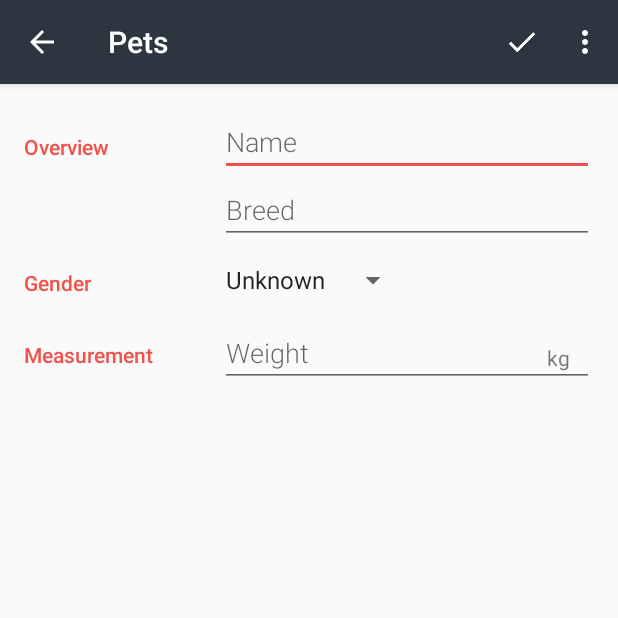
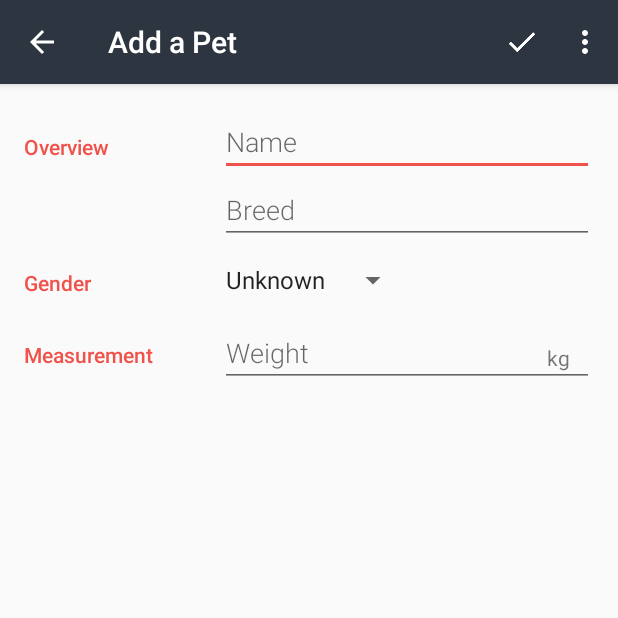
Before and after one commit to madhank93/Pets, an Android app: the EditorActivity screen opened directly, with no data from a screen before it, on a phone screen of 412 x 824 dp, the top half of it. Run offline under Robolectric (Android 15) with nearby library versions, the phone set to English and light mode, and no system bars.

Commit message:
passing uri from catalog activity to editor activity through intent
Signed-off-by: madhank93 <maddymadhan946@gmail.com>

```diff
--- a/app/src/main/java/com/example/android/pets/CatalogActivity.java
+++ b/app/src/main/java/com/example/android/pets/CatalogActivity.java
@@ -26,6 +26,7 @@ import android.net.Uri;
 import android.os.Bundle;
 import android.support.design.widget.FloatingActionButton;
 import android.support.v7.app.AppCompatActivity;
+import android.util.Log;
 import android.view.Menu;
 import android.view.MenuItem;
 import android.view.View;
@@ -92,8 +93,9 @@ public class CatalogActivity extends AppCompatActivity implements LoaderManager.
                 Uri currentUri = ContentUris.withAppendedId(PetEntry.CONTENT_URI,id);
                 editorActivityIntent.setData(currentUri);
 
+                Log.i("Uri name: ", currentUri.toString());
+
                 startActivity(editorActivityIntent);
-                setTitle("Edit Pet");
             }
 
         });
--- a/app/src/main/java/com/example/android/pets/EditorActivity.java
+++ b/app/src/main/java/com/example/android/pets/EditorActivity.java
@@ -16,6 +16,7 @@
 package com.example.android.pets;
 
 import android.content.ContentValues;
+import android.content.Intent;
 import android.net.Uri;
 import android.os.Bundle;
 import android.support.v4.app.NavUtils;
@@ -59,6 +60,16 @@ public class EditorActivity extends AppCompatActivity {
     protected void onCreate(Bundle savedInstanceState) {
         super.onCreate(savedInstanceState);
         setContentView(R.layout.activity_editor);
+
+        Intent intent = getIntent();
+        Uri currentPetUri = intent.getData();
+
+        if (currentPetUri == null) {
+            setTitle(getString(R.string.editor_activity_title_new_pet));
+        }
+        else {
+            setTitle(getString(R.string.editor_activity_title_edit_pet));
+        }
 
         // Find all relevant views that we will need to read user input from
         mNameEditText = (EditText) findViewById(R.id.edit_pet_name);
--- a/app/src/main/res/values/strings.xml
+++ b/app/src/main/res/values/strings.xml
@@ -22,6 +22,9 @@
 
     <!-- Title for the activity to add a new pet [CHAR LIMIT=20] -->
     <string name="editor_activity_title_new_pet">Add a Pet</string>
+
+    <!-- Title for the activity to add a new pet [CHAR LIMIT=20] -->
+    <string name="editor_activity_title_edit_pet">Edit a Pet</string>
 
     <!-- Label for editor menu option to save pet and leave editor [CHAR LIMIT=20] -->
     <string name="action_save">Save</string>
```
